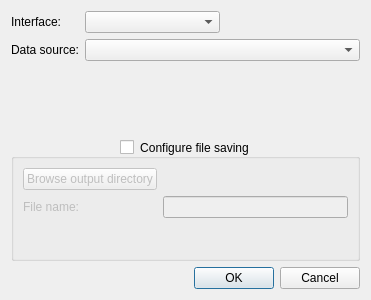
Above: biogui/resources/data_source_config_dialog.ui from pulp-bio/biogui before the change. Below: the same form after it.
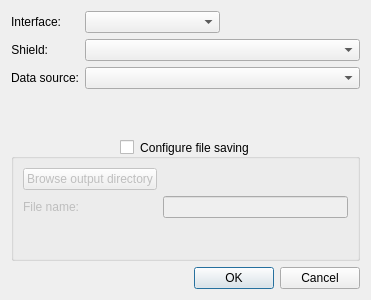
That is the form after the change.

Commit message: unified bigaputra

Diff of the .ui file:
```diff
--- a/biogui/resources/data_source_config_dialog.ui
+++ b/biogui/resources/data_source_config_dialog.ui
@@ -29,7 +29,7 @@
        </property>
       </widget>
      </item>
-     <item row="1" column="0">
+     <item row="2" column="0">
       <widget class="QLabel" name="label1">
        <property name="text">
         <string>Data source:</string>
@@ -39,7 +39,7 @@
        </property>
       </widget>
      </item>
-     <item row="1" column="1">
+     <item row="2" column="1">
       <widget class="QComboBox" name="dataSourceComboBox">
        <property name="toolTip">
         <string>List of available data sources</string>
@@ -67,6 +67,23 @@
        </item>
       </layout>
      </item>
+     <item row="1" column="0">
+      <widget class="QLabel" name="interfaceVariantLabel">
+       <property name="text">
+        <string>Shield:</string>
+       </property>
+       <property name="alignment">
+        <set>Qt::AlignmentFlag::AlignRight|Qt::AlignmentFlag::AlignTrailing|Qt::AlignmentFlag::AlignVCenter</set>
+       </property>
+      </widget>
+     </item>
+     <item row="1" column="1">
+      <widget class="QComboBox" name="interfaceVariantComboBox">
+       <property name="toolTip">
+        <string>Select the specific interface within this platform</string>
+       </property>
+      </widget>
+     </item>
     </layout>
    </item>
    <item>
```
